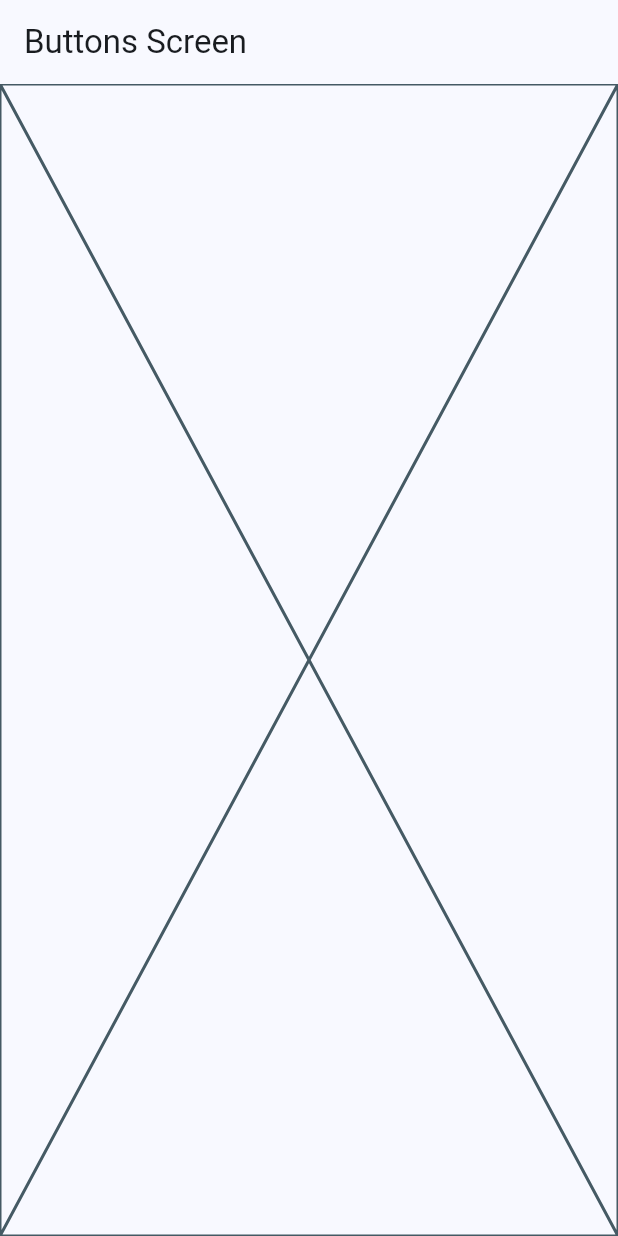
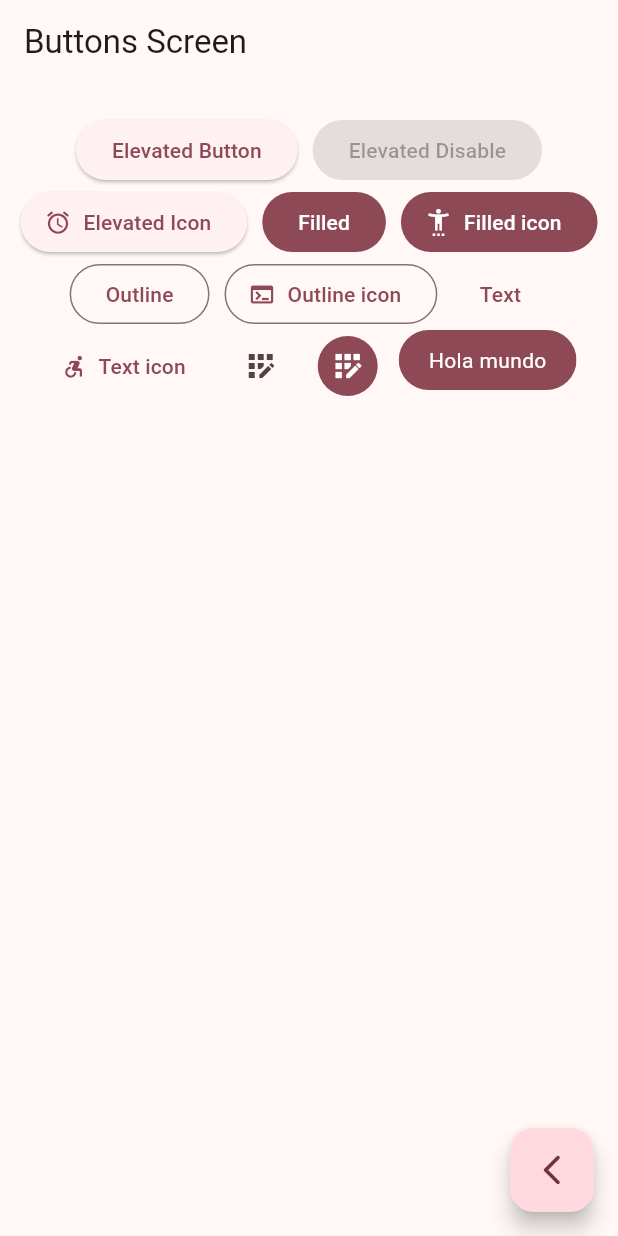
Before and after one commit to KrauseKelsen/widgets_app, a Flutter app: the ButtonsScreen screen opened by its route, on a phone screen of 412 x 824 dp. Run offline on Flutter 3.47's test engine with Material 3 defaults, Android fonts, the phone set to English and light mode, and no system bars; our stand-ins replace go_router.

Commit message:
buttons_screen finished

```diff
--- a/lib/main.dart
+++ b/lib/main.dart
@@ -13,7 +13,7 @@ class MainApp extends StatelessWidget {
   Widget build(BuildContext context) {
     return MaterialApp.router(
       routerConfig: appRouter,
-      theme: AppTheme(selectedColor: 0).getTheme(),
+      theme: AppTheme(selectedColor: 7).getTheme(),
       debugShowCheckedModeBanner: false,
     );
   }
--- a/lib/presentation/screens/buttons/buttons_screen.dart
+++ b/lib/presentation/screens/buttons/buttons_screen.dart
@@ -1,7 +1,7 @@
 import 'package:flutter/material.dart';
+import 'package:go_router/go_router.dart';
 
 class ButtonsScreen extends StatelessWidget {
-
   static const String name = 'buttons_screen';
 
   const ButtonsScreen({super.key});
@@ -12,7 +12,105 @@ class ButtonsScreen extends StatelessWidget {
       appBar: AppBar(
         title: const Text('Buttons Screen'),
       ),
-      body: const Placeholder(),
+      body: const _ButtonsView(),
+      floatingActionButton: FloatingActionButton(
+        child: const Icon(Icons.arrow_back_ios_new_rounded),
+        onPressed: () {
+          context.pop();
+        },
+      ),
     );
   }
 }
+
+class _ButtonsView extends StatelessWidget {
+  const _ButtonsView();
+
+  @override
+  Widget build(BuildContext context) {
+    final colors = Theme.of(context).colorScheme;
+    return SizedBox(
+      width: double.infinity,
+      child: Padding(
+        padding: const EdgeInsets.symmetric(horizontal: 10, vertical: 20),
+        child: Wrap(
+          spacing: 10,
+          alignment: WrapAlignment.center,
+          children: [
+            ElevatedButton(onPressed: (){}, child: const Text('Elevated Button')),
+            const ElevatedButton(onPressed: null, child: Text('Elevated Disable')),
+
+            ElevatedButton.icon(
+              onPressed: (){},
+              icon: const Icon(Icons.access_alarm_rounded),
+              label: const Text('Elevated Icon'),
+            ),
+
+            FilledButton(onPressed: (){}, child: const Text('Filled')),
+
+            FilledButton.icon(
+              onPressed: (){},
+              icon: const Icon(Icons.settings_accessibility_outlined),
+              label: const Text('Filled icon'),
+            ),
+
+            OutlinedButton(onPressed: (){}, child: const Text('Outline')),
+
+            OutlinedButton.icon(
+              onPressed: (){},
+              icon: const Icon(Icons.terminal),
+              label: const Text('Outline icon'),
+            ),
+
+            TextButton(onPressed: (){}, child: const Text('Text')),
+
+            TextButton.icon(
+              onPressed: (){},
+              icon: const Icon(Icons.accessible_forward_outlined),
+              label: const Text('Text icon'),
+            ),
+
+            IconButton(
+              onPressed: (){},
+              icon: const Icon(Icons.app_registration_outlined),
+            ),
+
+            IconButton(
+              onPressed: (){},
+              icon: const Icon(Icons.app_registration_outlined),
+              style: ButtonStyle(
+                backgroundColor: MaterialStatePropertyAll(colors.primary),
+                iconColor: const MaterialStatePropertyAll(Colors.white)
+              ),
+            ),
+
+
+            const CustomButton()
+          ],
+        ),
+      ),
+    );
+  }
+}
+
+class CustomButton extends StatelessWidget {
+  const CustomButton({super.key});
+
+  @override
+  Widget build(BuildContext context) {
+    final colors = Theme.of(context).colorScheme;
+    return ClipRRect(
+      borderRadius: BorderRadius.circular(20),
+      child: Material(
+        color: colors.primary,
+        child: InkWell(
+          onTap: () {},
+          child: const Padding(
+            padding: EdgeInsets.symmetric(horizontal: 20, vertical: 10),
+            child: Text('Hola mundo', style: TextStyle(color: Colors.white),)
+          ),
+        )
+      ),
+    );
+  }
+}
--- a/lib/presentation/screens/home/home_screen.dart
+++ b/lib/presentation/screens/home/home_screen.dart
@@ -1,7 +1,7 @@
 import 'package:flutter/material.dart';
 import 'package:go_router/go_router.dart';
 import 'package:widgets_app/config/menu/menu_items.dart';
-import 'package:widgets_app/presentation/screens/cards/cards_screen.dart';
+import 'package:widgets_app/presentation/screens/buttons/buttons_screen.dart';
 
 class HomeScreen extends StatelessWidget {
 
@@ -67,7 +67,7 @@ class CustomListTitle extends StatelessWidget {
         //);
         //Navigator.pushNamed(context, menuItem.link);
         //context.push(menuItem.link);
-        context.pushNamed(CardsScreen.name);
+        context.pushNamed(ButtonsScreen.name);
       },
     );
   }
```
